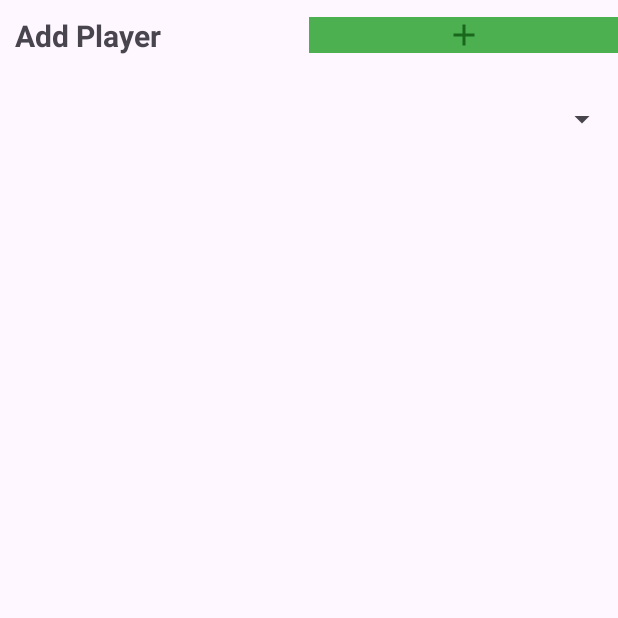
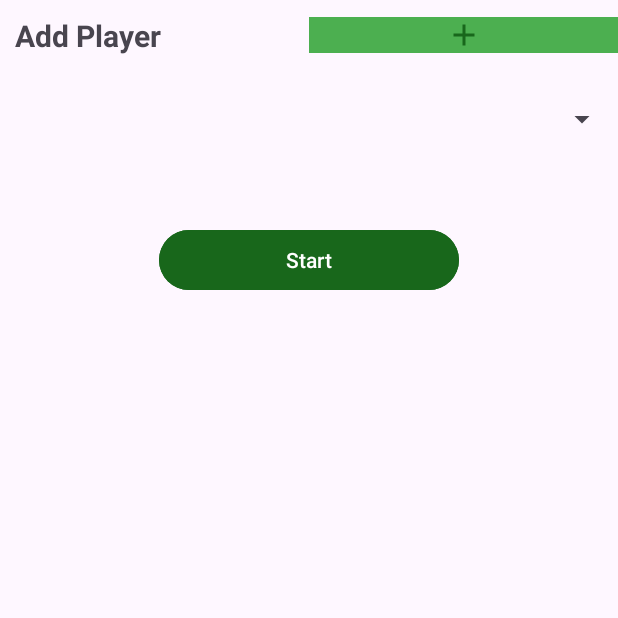
Before and after one commit to Mizu000/MoneySimulation, an Android app: the SimpleMoneySimulation screen opened directly, with no data from a screen before it, on a phone screen of 412 x 824 dp, the top half of it. Run offline under Robolectric (Android 15) with nearby library versions, the phone set to English and light mode, and no system bars.

Commit message:
form done

```diff
--- a/app/src/main/AndroidManifest.xml
+++ b/app/src/main/AndroidManifest.xml
@@ -13,6 +13,9 @@
         android:theme="@style/Theme.MoneySimuation"
         tools:targetApi="31">
         <activity
+            android:name=".activity.MSBoard"
+            android:exported="false" />
+        <activity
             android:name=".activity.SimpleMoneySimulation"
             android:exported="false" />
         <activity
--- a/app/src/main/java/com/practice/moneysimuation/activity/SimpleMoneySimulation.kt
+++ b/app/src/main/java/com/practice/moneysimuation/activity/SimpleMoneySimulation.kt
@@ -1,13 +1,29 @@
 package com.practice.moneysimuation.activity
 
+import android.content.Intent
 import android.os.Bundle
+import android.widget.ArrayAdapter
+import android.widget.Button
+import android.widget.EditText
+import android.widget.ImageButton
+import android.widget.Spinner
 import androidx.activity.enableEdgeToEdge
+import androidx.appcompat.app.AlertDialog
 import androidx.appcompat.app.AppCompatActivity
 import androidx.core.view.ViewCompat
 import androidx.core.view.WindowInsetsCompat
 import com.practice.moneysimuation.R
+import com.practice.moneysimuation.model.Player
+import com.practice.moneysimuation.utils.ToastUtil
 
 class SimpleMoneySimulation : AppCompatActivity() {
+
+    lateinit var imgBtnAddPlayer: ImageButton
+    lateinit var btnStart: Button
+    lateinit var spnPlayers: Spinner
+    lateinit var playerList: MutableList<Player>
+    lateinit var playerAdapter: ArrayAdapter<Player>
+
     override fun onCreate(savedInstanceState: Bundle?) {
         super.onCreate(savedInstanceState)
         enableEdgeToEdge()
@@ -17,5 +33,72 @@ class SimpleMoneySimulation : AppCompatActivity() {
             v.setPadding(systemBars.left, systemBars.top, systemBars.right, systemBars.bottom)
             insets
         }
+
+        playerList = mutableListOf(
+
+        )
+
+        imgBtnAddPlayer  =  findViewById(R.id.btnAddPlayers)
+        btnStart         =  findViewById(R.id.btnSimpleMs)
+        spnPlayers       =  findViewById(R.id.spinnerPlayers)
+
+        //spinner category
+        playerAdapter = ArrayAdapter(this, android.R.layout.simple_spinner_item, playerList)
+        playerAdapter.setDropDownViewResource(android.R.layout.simple_spinner_dropdown_item)
+        spnPlayers.adapter = playerAdapter
+
+//        categoryList.addAll(list)
+//        categoryAdapter.notifyDataSetChanged()
+
+        imgBtnAddPlayer.setOnClickListener {
+
+            openAddPlayerDialog()
+        }
+
+        btnStart.setOnClickListener {
+
+            startMSBoard()
+
+        }
+
     }
+
+
+    fun openAddPlayerDialog(){
+        val dialogView = layoutInflater.inflate(R.layout.input_player_info, null)
+
+        val builder = AlertDialog.Builder(this)
+        builder.setView(dialogView)
+
+        val dialog = builder.create()
+        dialog.show()
+
+// Access views inside dialog
+        val etPlayerName = dialogView.findViewById<EditText>(R.id.etPlayerName)
+        val etUpiPin = dialogView.findViewById<EditText>(R.id.etPlayerUpiPin)
+        val etPlayerBalance = dialogView.findViewById<EditText>(R.id.etPlayerBalance)
+        val btnAdd = dialogView.findViewById<Button>(R.id.btnAddPlayerInfo)
+
+        btnAdd.setOnClickListener {
+            val name = etPlayerName.text.toString()
+            val balance = etPlayerBalance.text.toString()
+            val pin = etUpiPin.text.toString()
+            if(name.isNotEmpty() && pin.isNotEmpty() && balance.isNotEmpty()){
+                playerList.add(Player(name,balance.toInt(),pin.toInt()))
+                playerAdapter.notifyDataSetChanged()
+                dialog.dismiss()
+            }else{
+                ToastUtil.showShortToast(this,"Please Enter All field")
+            }
+
+        }
+
+    }
+
+    fun startMSBoard(){
+        val intent = Intent(this, MSBoard::class.java)
+        startActivity(intent)
+    }
+
+
 }
--- a/app/src/main/res/layout/activity_simple_money_simulation.xml
+++ b/app/src/main/res/layout/activity_simple_money_simulation.xml
@@ -30,7 +30,7 @@
             android:textStyle="bold" />
 
         <ImageButton
-            android:id="@+id/imgBtnAddCategory"
+            android:id="@+id/btnAddPlayers"
             android:layout_width="0dp"
             android:layout_height="wrap_content"
             android:layout_weight="1"
@@ -41,12 +41,36 @@
     </LinearLayout>
 
     <Spinner
-        android:id="@+id/spinnerCategory"
+        android:id="@+id/spinnerPlayers"
         android:layout_width="match_parent"
         android:layout_below="@id/ll_add_player"
         android:layout_height="48dp"
         android:layout_marginBottom="16dp" />
 
 
+    <LinearLayout
+        android:layout_width="match_parent"
+        android:layout_height="wrap_content"
+        android:orientation="vertical"
+        android:layout_below="@id/spinnerPlayers"
+        >
+
+
+
+        <Button
+            android:id="@+id/btnSimpleMs"
+            android:layout_width="200dp"
+            android:layout_height="48dp"
+            android:layout_gravity="center"
+            android:layout_marginTop="30dp"
+            android:text="Start"
+            android:backgroundTint="@color/colorSecondary"
+            />
+
+
+    </LinearLayout>
+
+
+
 
 </RelativeLayout>
```
Also changed, not shown: app/src/main/java/com/practice/moneysimuation/activity/MSBoard.kt (added, +21 -0 lines), app/src/main/java/com/practice/moneysimuation/model/Player.kt (added, +7 -0 lines), app/src/main/java/com/practice/moneysimuation/model/Transaction.kt (added, +7 -0 lines), app/src/main/java/com/practice/moneysimuation/utils/ToastUtil.kt (added, +15 -0 lines), app/src/main/res/layout/activity_msboard.xml (added, +10 -0 lines), app/src/main/res/layout/input_player_info.xml (added, +46 -0 lines).
